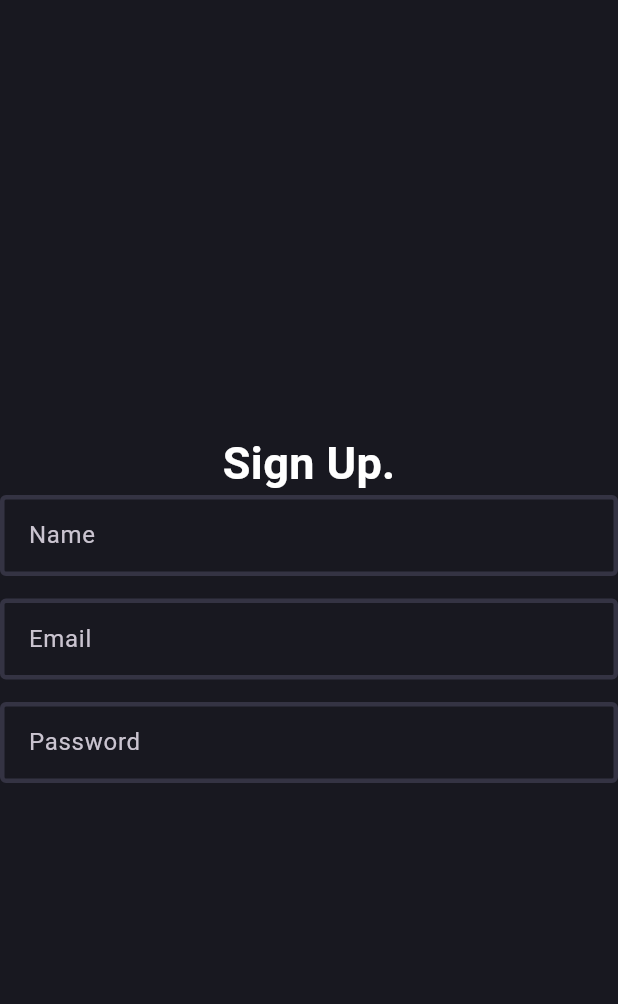
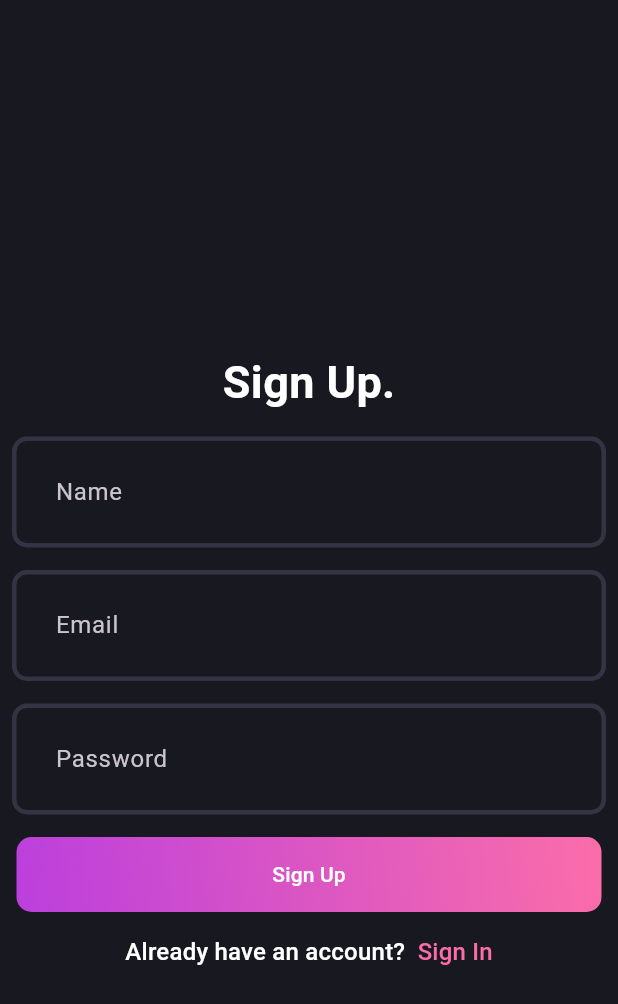
Before and after one commit to BoralAffan/blog_app_with_bloc, a Flutter app: the screen it shows after launch, on a phone screen of 412 x 824 dp. Shown: the top 1004 px of the screen. Run offline on Flutter 3.47's test engine with Material 3 defaults, Android fonts, the phone set to English and light mode, and no system bars; our stand-ins replace flutter_bloc, fpdart, get_it, supabase_flutter; accounts and stored records are empty.

Commit message:
added signup functionality

```diff
--- /dev/null
+++ b/lib/core/secrets/app_secrets.dart
@@ -0,0 +1,4 @@
+class AppSecrets{
+  static String supabaseUrl = 'https://qeaiamsnlpeukaiweqmn.supabase.co';
+  static String supabaseAnonKey = 'eyJhbGciOiJIUzI1NiIsInR5cCI6IkpXVCJ9.eyJpc3MiOiJzdXBhYmFzZSIsInJlZiI6InFlYWlhbXNubHBldWthaXdlcW1uIiwicm9sZSI6ImFub24iLCJpYXQiOjE3Mjg4MDMyNzQsImV4cCI6MjA0NDM3OTI3NH0.1DxnZbrbq-ObWUkN4NfbuwoI6Zu47hpIR-mbdPIg0ec';
+}
--- /dev/null
+++ b/lib/core/theme/error/exceptions.dart
@@ -0,0 +1,4 @@
+class ServerExceptions implements Exception{
+  final String message;
+  ServerExceptions(this.message);
+}
--- /dev/null
+++ b/lib/core/theme/error/failures.dart
@@ -0,0 +1,4 @@
+class Failure{
+  String message;
+  Failure([this.message= 'An unexpected error occured']);
+}
--- a/lib/core/theme/theme.dart
+++ b/lib/core/theme/theme.dart
@@ -2,13 +2,17 @@ import 'package:blog_app/core/theme/app_pallete.dart';
 import 'package:flutter/material.dart';
 
 class AppTheme{
-  static final darkThemeMode = ThemeData.dark().copyWith(scaffoldBackgroundColor: AppPallete.backgroundColor, inputDecorationTheme: InputDecorationTheme(
-    enabledBorder: OutlineInputBorder(
-      borderSide: BorderSide(color: AppPallete.borderColor,width: 3)
-    ) ,
 
-    focusedBorder:  OutlineInputBorder(
-      borderSide: BorderSide(color: AppPallete.gradient2,width: 3)
-    ) ,
+  static  _border ([Color color=AppPallete.borderColor ]) => OutlineInputBorder(
+      borderSide: BorderSide(color: color,width: 3),
+      borderRadius: BorderRadius.circular(10)    );
+  static final darkThemeMode = ThemeData.dark().copyWith(
+    appBarTheme: const AppBarTheme(backgroundColor: AppPallete.backgroundColor, iconTheme: IconThemeData(color: Colors.white)),
+    scaffoldBackgroundColor: AppPallete.backgroundColor, inputDecorationTheme: InputDecorationTheme(
+    enabledBorder: _border() ,
+errorBorder: _border(Colors.red),
+disabledBorder: _border(),
+    focusedBorder:  _border(AppPallete.gradient2),
+     focusedErrorBorder: _border(Colors.red)
   ));
 }
--- /dev/null
+++ b/lib/core/usecase/usecase.dart
@@ -0,0 +1,6 @@
+import 'package:blog_app/core/theme/error/failures.dart';
+import 'package:fpdart/fpdart.dart';
+
+abstract interface class Usecase<successType, Params>{
+  Future<Either<Failure,successType>> call(Params params);
+}
--- /dev/null
+++ b/lib/features/auth/domain/usercases/user_sign_up.dart
@@ -0,0 +1,22 @@
+import 'package:blog_app/core/theme/error/failures.dart';
+import 'package:blog_app/core/usecase/usecase.dart';
+import 'package:blog_app/features/auth/domain/repository/auth_repository.dart';
+import 'package:fpdart/src/either.dart';
+
+class UserSignUp implements Usecase<String,UserSignUpParams>{
+  AuthRepository authRepository;
+  UserSignUp({required this.authRepository});
+  @override
+  Future<Either<Failure, String>> call(UserSignUpParams params) async{
+  return await authRepository.signUpWithEmailPassword(name: params.name, email: params.email, password: params.password);
+  }
+
+}
+
+class UserSignUpParams{
+  final String name;
+  final String password;
+  final String email;
+
+  UserSignUpParams({required this.name, required this.email, required this.password});
+}
--- /dev/null
+++ b/lib/features/auth/presentation/bloc/auth_bloc.dart
@@ -0,0 +1,20 @@
+
+import 'package:blog_app/features/auth/domain/usercases/user_sign_up.dart';
+import 'package:flutter/material.dart';
+import 'package:flutter_bloc/flutter_bloc.dart';
+
+part 'auth_event.dart';
+part 'auth_state.dart';
+
+class AuthBloc extends Bloc<AuthEvent, AuthState> {
+  final UserSignUp _userSignUp;
+
+  AuthBloc({required UserSignUp userSignUp}) :  _userSignUp= userSignUp, super(AuthInitial()) {
+      print('--------------------------------');
+    on<AuthSignUp>((event,emit)async{
+final res = await _userSignUp.call(UserSignUpParams(name: event.name, email: event.email, password: event.password));
+
+    res.fold((l)=>emit(AuthFailure(message: l.message)), (r)=>emit(AuthSuccess(uid: r)));
+    });
+  }
+}
--- /dev/null
+++ b/lib/features/auth/presentation/bloc/auth_event.dart
@@ -0,0 +1,13 @@
+part of 'auth_bloc.dart';
+
+@immutable
+sealed class AuthEvent {}
+
+
+class AuthSignUp extends AuthEvent{
+ final String name;
+ final String email;
+ final String password;
+
+ AuthSignUp({required this.name, required this.email, required this.password});
+}
--- /dev/null
+++ b/lib/features/auth/presentation/bloc/auth_state.dart
@@ -0,0 +1,18 @@
+part of 'auth_bloc.dart';
+
+@immutable
+sealed class AuthState {}
+
+final class AuthInitial extends AuthState {}
+
+final class AuthLoading extends AuthState {}
+
+final class AuthFailure extends AuthState {
+  final String message;
+  AuthFailure({required this.message});
+}
+
+final class AuthSuccess extends AuthState {
+  final String uid;
+  AuthSuccess({required this.uid});
+}
--- a/lib/features/auth/presentation/pages/signup.dart
+++ b/lib/features/auth/presentation/pages/signup.dart
@@ -1,8 +1,13 @@
 import 'package:blog_app/core/theme/app_pallete.dart';
+import 'package:blog_app/features/auth/presentation/bloc/auth_bloc.dart';
+import 'package:blog_app/features/auth/presentation/pages/login_page.dart';
 import 'package:blog_app/features/auth/presentation/widgets/auth_field.dart';
+import 'package:blog_app/features/auth/presentation/widgets/auth_gradient_button.dart';
 import 'package:flutter/material.dart';
+import 'package:flutter_bloc/flutter_bloc.dart';
 
 class SignUpPage extends StatefulWidget {
+  static route() => MaterialPageRoute(builder: (context) => SignUpPage());
   const SignUpPage({super.key});
 
   @override
@@ -13,25 +18,148 @@ class _SignUpPageState extends State<SignUpPage> {
   TextEditingController nameController = TextEditingController();
   TextEditingController emailController = TextEditingController();
   TextEditingController passwordController = TextEditingController();
+
+  @override
+  void dispose() {
+    // TODO: implement dispose
+    nameController.dispose();
+    emailController.dispose();
+    passwordController.dispose();
+    super.dispose();
+  }
+
+  final formKey = GlobalKey<FormState>();
   @override
   Widget build(BuildContext context) {
-    return   Scaffold(
-     body: Column(
-      mainAxisAlignment: MainAxisAlignment.center,
-      crossAxisAlignment: CrossAxisAlignment.center,
-      children: [Text('Sign Up.',style: TextStyle(color: AppPallete.whiteColor,fontSize: 30,fontWeight: FontWeight.bold),),
+    route() => Navigator.push(
+        context, MaterialPageRoute(builder: (context) => const SignUpPage()));
+    final authBloc = context.read<AuthBloc>();
+    print("autn--------- $authBloc");
+    return Scaffold(
+      resizeToAvoidBottomInset: false,
+      appBar: AppBar(),
+      body: Padding(
+        padding: const EdgeInsets.all(8.0),
+        child: Form(
+          key: formKey,
+          child: BlocListener<AuthBloc, AuthState>(
+            listener: (context, state) {
+            if (state is AuthSuccess) {
+                    // Show a snackbar when the AuthSuccess state is emitted
+                    ScaffoldMessenger.of(context).showSnackBar(
+                      SnackBar(
+                        content: Text('Sign Up Successful!'),
+                        backgroundColor: Colors.green,
+                      ),
+                    );
 
-      AuthField(controller: nameController,hintText: 'Name',),
-      SizedBox(height: 15,),
+                    // Optionally navigate to another page
+                    // Navigator.pushReplacementNamed(context, '/home');
+                  }
+                  else if (state is AuthFailure) {
+                    // Show an error message when the AuthFailure state is emitted
+                    ScaffoldMessenger.of(context).showSnackBar(
+                      SnackBar(
+                        content: Text(state.message),
 
-           AuthField(controller: emailController,hintText: 'Email',),
-      SizedBox(height: 15,),
-
-           AuthField(controller: passwordController,hintText: 'Password',obscureText: true,),
-      SizedBox(height: 15,),
-      ],
-
-
+                        backgroundColor: Colors.red,
+                      ),
+                    );
+                  }
+            },
+            child: BlocBuilder<AuthBloc, AuthState>(
+              builder: (context, state) {
+                if (state is AuthLoading) {
+                  return Center(
+                      child: Column(
+                    mainAxisAlignment: MainAxisAlignment.center,
+                    crossAxisAlignment: CrossAxisAlignment.center,
+                    children: [
+                      CircularProgressIndicator(
+                        color: Colors.red,
+                      )
+                    ],
+                  ));
+                }
+                return Column(
+                  mainAxisAlignment: MainAxisAlignment.center,
+                  crossAxisAlignment: CrossAxisAlignment.center,
+                  children: [
+                    const Text(
+                      'Sign Up.',
+                      style: TextStyle(
+                          color: AppPallete.whiteColor,
+                          fontSize: 30,
+                          fontWeight: FontWeight.bold),
+                    ),
+                    const SizedBox(
+                      height: 15,
+                    ),
+                    AuthField(
+                      controller: nameController,
+                      hintText: 'Name',
+                    ),
+                    const SizedBox(
+                      height: 15,
+                    ),
+                    AuthField(
+                      controller: emailController,
+                      hintText: 'Email',
+                    ),
+                    const SizedBox(
+                      height: 15,
+                    ),
+                    AuthField(
+                      controller: passwordController,
+                      hintText: 'Password',
+                      obscureText: true,
+                    ),
+                    const SizedBox(
+                      height: 15,
+                    ),
+                    AuthGradientButton(
+                      title: 'Sign Up',
+                      onPressed: () {
+                        if (formKey.currentState!.validate()) {
+                          print('dtap');
+                          context.read<AuthBloc>().add(AuthSignUp(
+                              name: nameController.text.trim(),
+                              email: emailController.text.trim(),
+                              password: passwordController.text.trim()));
+                        }
+                      },
+                    ),
+                    const SizedBox(
+                      height: 15,
+                    ),
+                    GestureDetector(
+                      onTap: () {
+                        Navigator.push(context, LoginPage.route());
+                      },
+                      child: RichText(
+                        text: TextSpan(
+                            text: 'Already have an account? ',
+                            style: Theme.of(context)
+                                .textTheme
+                                .titleMedium
+                                ?.copyWith(color: Colors.white),
+                            children: [
+                              TextSpan(
+                                text: ' Sign In',
+                                style: Theme.of(context)
+                                    .textTheme
+                                    .titleMedium
+                                    ?.copyWith(color: AppPallete.gradient2),
+                              )
+                            ]),
+                      ),
+                    )
+                  ],
+                );
+              },
+            ),
+          ),
+        ),
       ),
     );
   }
--- a/lib/features/auth/presentation/widgets/auth_field.dart
+++ b/lib/features/auth/presentation/widgets/auth_field.dart
@@ -13,13 +13,23 @@ class AuthField extends StatefulWidget {
 class _AuthFieldState extends State<AuthField> {
   @override
   Widget build(BuildContext context) {
-    return TextField(
+    return TextFormField(
+      validator: (value){
+        if(value!.isEmpty){
+          return "${widget.hintText} is required";
+        }
+
+        return null;
+      },
 
     controller:  widget.controller,
     obscureText: widget.obscureText,
+
     decoration: InputDecoration(
+
+
       hintText: widget.hintText,
-      contentPadding: EdgeInsets.all(15)
+      contentPadding: EdgeInsets.all(25)
     ),
     );
   }
--- /dev/null
+++ b/lib/features/auth/presentation/widgets/auth_gradient_button.dart
@@ -0,0 +1,28 @@
+import 'package:blog_app/core/theme/app_pallete.dart';
+import 'package:flutter/material.dart';
+
+class AuthGradientButton extends StatelessWidget {
+  String title;
+    void Function()? onPressed;
+    AuthGradientButton({super.key, required this.title,required  this.onPressed});
+
+  @override
+  Widget build(BuildContext context) {
+    return Container(
+      decoration: BoxDecoration(
+        borderRadius: BorderRadius.circular(10),
+        gradient: LinearGradient(
+          begin: Alignment.bottomLeft,
+          end: Alignment.topRight,
+          colors: [
+          AppPallete.gradient1
+, AppPallete.gradient2        ])
+      ),
+      child: ElevatedButton(
+        child: Text(title,style: TextStyle(color: Colors.white),),
+        onPressed: onPressed,
+      style: ElevatedButton.styleFrom(fixedSize: Size(390, 50), shadowColor: AppPallete.transparentColor, backgroundColor: AppPallete.transparentColor),
+      ),
+    );
+  }
+}
--- a/pubspec.yaml
+++ b/pubspec.yaml
@@ -35,6 +35,10 @@ dependencies:
   # The following adds the Cupertino Icons font to your application.
   # Use with the CupertinoIcons class for iOS style icons.
   cupertino_icons: ^1.0.6
+  fpdart: ^1.1.0
+  supabase_flutter: ^2.8.0
+  flutter_bloc: ^8.1.6
+  get_it: ^8.0.0
 
 dev_dependencies:
   flutter_test:
```
Also changed, not shown: lib/features/auth/data/datasources/auth_remote_data_source.dart (added, +50 -0 lines), lib/features/auth/data/repository/auth_repository_impl.dart (added, +31 -0 lines), lib/features/auth/domain/repository/auth_repository.dart (added, +17 -0 lines), lib/features/auth/presentation/pages/login_page.dart (added, +81 -0 lines), lib/init_dependencies.dart (added, +35 -0 lines), lib/main.dart (+11 -2 lines), pubspec.lock, 5 other files.
